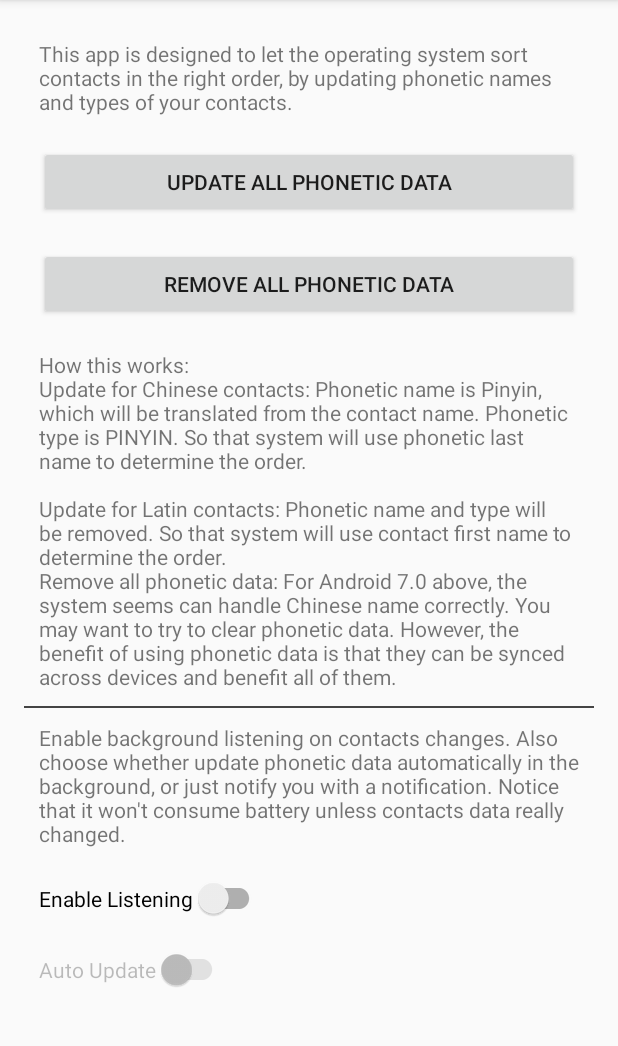
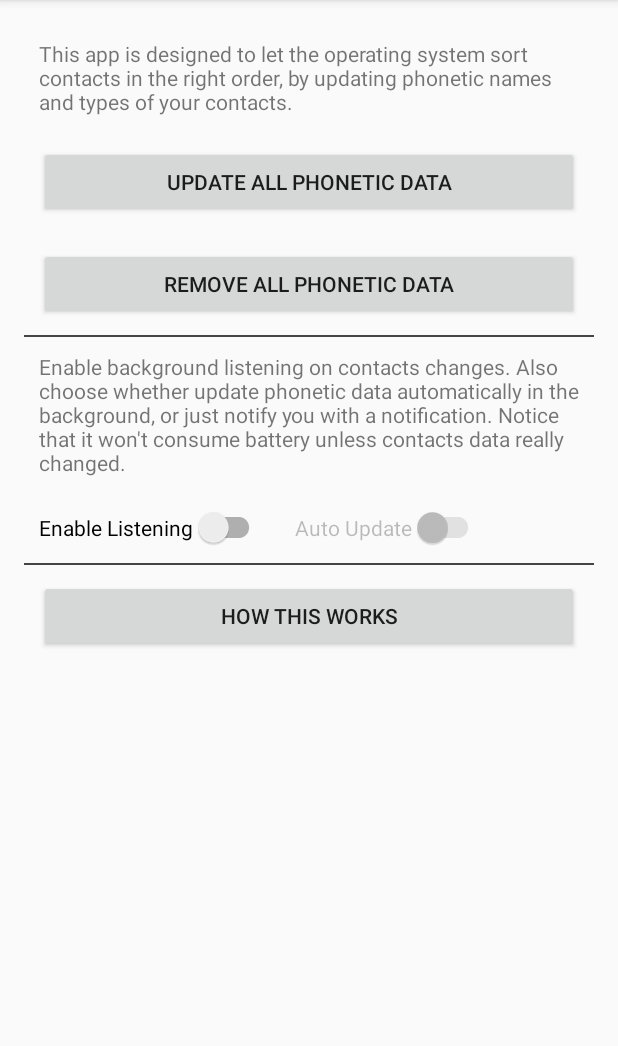
Before and after one commit to ranmocy/MonkeyTree, an Android app: the screen it shows after launch (MainActivity), on a phone screen of 412 x 824 dp, the part 84-1130 px from its top. Run offline under Robolectric (Android 15) with nearby library versions, the light colour scheme and no system bars; libraries missing offline, so code that uses them is left out: com.ibm.icu.

Commit message:
cleanup UI and update description

```diff
--- a/app/src/main/java/me/ranmocy/monkeytree/InstructionFragment.java
+++ b/app/src/main/java/me/ranmocy/monkeytree/InstructionFragment.java
@@ -5,6 +5,7 @@ import android.content.Context;
 import android.os.Build;
 import android.os.Bundle;
 import android.support.v4.app.Fragment;
+import android.support.v7.app.AlertDialog;
 import android.support.v7.widget.SwitchCompat;
 import android.util.Log;
 import android.view.LayoutInflater;
@@ -33,6 +34,7 @@ public final class InstructionFragment extends Fragment implements View.OnClickL
     }
 
     private OnActionSelected callback;
+    private AlertDialog alertDialog;
 
     @Override
     public void onCreate(Bundle savedInstanceState) {
@@ -45,6 +47,7 @@ public final class InstructionFragment extends Fragment implements View.OnClickL
         View rootView = inflater.inflate(R.layout.fragment_instruction, container, false);
         rootView.findViewById(R.id.btn_update_all).setOnClickListener(this);
         rootView.findViewById(R.id.btn_clear_all).setOnClickListener(this);
+        rootView.findViewById(R.id.btn_learn_more).setOnClickListener(this);
 
         // job that depends on contact changes requires sdk 24
         if (Build.VERSION.SDK_INT >= Build.VERSION_CODES.N) {
@@ -96,10 +99,25 @@ public final class InstructionFragment extends Fragment implements View.OnClickL
                 case R.id.btn_clear_all:
                     callback.onActionSelected(Action.CLEAR_ALL_DATA);
                     break;
+                case R.id.btn_learn_more:
+                    alertDialog = new AlertDialog.Builder(getContext())
+                            .setMessage(R.string.main_description)
+                            .show();
+                    break;
             }
         } catch (IllegalArgumentException e) {
             Log.w(TAG, "Transliterator data is missing");
             Toast.makeText(getActivity(), R.string.toast_data_missing_message, Toast.LENGTH_SHORT).show();
         }
     }
+
+    @Override
+    public void onPause() {
+        super.onPause();
+
+        if (alertDialog != null) {
+            alertDialog.dismiss();
+            alertDialog = null;
+        }
+    }
 }
--- a/app/src/main/java/me/ranmocy/monkeytree/MonkeyService.java
+++ b/app/src/main/java/me/ranmocy/monkeytree/MonkeyService.java
@@ -84,12 +84,6 @@ public final class MonkeyService extends JobService {
     @Override
     public boolean onStartJob(JobParameters params) {
         Log.i(TAG, "start");
-        for (String auth : params.getTriggeredContentAuthorities()) {
-            Log.i(TAG, "auth:" + auth);
-        }
-        for (Uri uri : params.getTriggeredContentUris()) {
-            Log.i(TAG, String.format("uris:%s", uri.toString()));
-        }
         if (task == null || task.isCancelled()) {
             task = new FixingTask(this);
             task.execute(params);
--- a/app/src/main/res/layout/fragment_instruction.xml
+++ b/app/src/main/res/layout/fragment_instruction.xml
@@ -1,6 +1,5 @@
 <ScrollView
     xmlns:android="http://schemas.android.com/apk/res/android"
-    xmlns:app="http://schemas.android.com/apk/res-auto"
     xmlns:tools="http://schemas.android.com/tools"
     android:layout_width="match_parent"
     android:layout_height="match_parent"
@@ -36,12 +35,6 @@
             android:layout_margin="10dp"
             android:text="@string/btn_clear_all"/>
 
-        <TextView
-            android:layout_width="wrap_content"
-            android:layout_height="wrap_content"
-            android:layout_margin="10dp"
-            android:text="@string/main_description"/>
-
         <LinearLayout
             android:id="@+id/monitoring_container"
             android:layout_width="match_parent"
@@ -60,6 +53,10 @@
                 android:layout_margin="10dp"
                 android:text="@string/job_description"/>
 
+            <RelativeLayout
+                android:layout_width="match_parent"
+                android:layout_height="wrap_content">
+
                 <android.support.v7.widget.SwitchCompat
                     android:id="@+id/switch_monitoring"
                     android:layout_width="wrap_content"
@@ -72,10 +69,25 @@
                     android:layout_width="wrap_content"
                     android:layout_height="wrap_content"
                     android:layout_margin="10dp"
-                android:text="@string/switch_background"
-                android:enabled="false"/>
+                    android:layout_toEndOf="@+id/switch_monitoring"
+                    android:layout_toRightOf="@+id/switch_monitoring"
+                    android:enabled="false"
+                    android:text="@string/switch_background"/>
+            </RelativeLayout>
 
         </LinearLayout>
+
+        <View
+            android:layout_width="match_parent"
+            android:layout_height="1dp"
+            android:background="#444"/>
+
+        <Button
+            android:id="@+id/btn_learn_more"
+            android:layout_width="match_parent"
+            android:layout_height="wrap_content"
+            android:layout_margin="10dp"
+            android:text="@string/btn_learn_more"/>
 
     </LinearLayout>
 
--- a/app/src/main/res/values/strings.xml
+++ b/app/src/main/res/values/strings.xml
@@ -20,21 +20,24 @@
         updating phonetic names and types of your contacts.
     </string>
     <string name="main_description">
-        How this works:
+        For Chinese contacts, phonetic name is Pinyin, which will be translated from the contact
+        name. Phonetic type is PINYIN. So that system will use phonetic last name to determine the
+        order.
 
-        \n\Update for Chinese contacts: Phonetic name is Pinyin, which will be translated from the
-        contact name. Phonetic type is PINYIN. So that system will use phonetic last name to
-        determine the order.
+        \n\nFor Latin contacts, phonetic name and type will be removed. So that system will use
+        contact first name to determine the order.
 
-        \n\nUpdate for Latin contacts: Phonetic name and type will be removed. So that system will
-        use contact first name to determine the order.
-
-        \n\Remove all phonetic data: For Android 7.0 above, the system seems can handle Chinese name
+        \n\nRemove all phonetic data: For Android 7.0 above, the system seems can handle Chinese name
         correctly. You may want to try to clear phonetic data. However, the benefit of using
         phonetic data is that they can be synced across devices and benefit all of them.
+
+        \n\nBackground monitoring is a system mechanism. When contacts changed, system will trigger
+        this app\'s background task to update phonetic data or show notification. It won\'t consume
+        battery unless contacts data really changed.
     </string>
     <string name="btn_update_all">Update all phonetic data</string>
     <string name="btn_clear_all">Remove all phonetic data</string>
+    <string name="btn_learn_more">How this works</string>
     <string name="toast_data_missing_message">
         Transliterator data is missing, can not process
     </string>
```
Also changed, not shown: 2 other files. Lines whose indentation alone changed are shown as unchanged.
